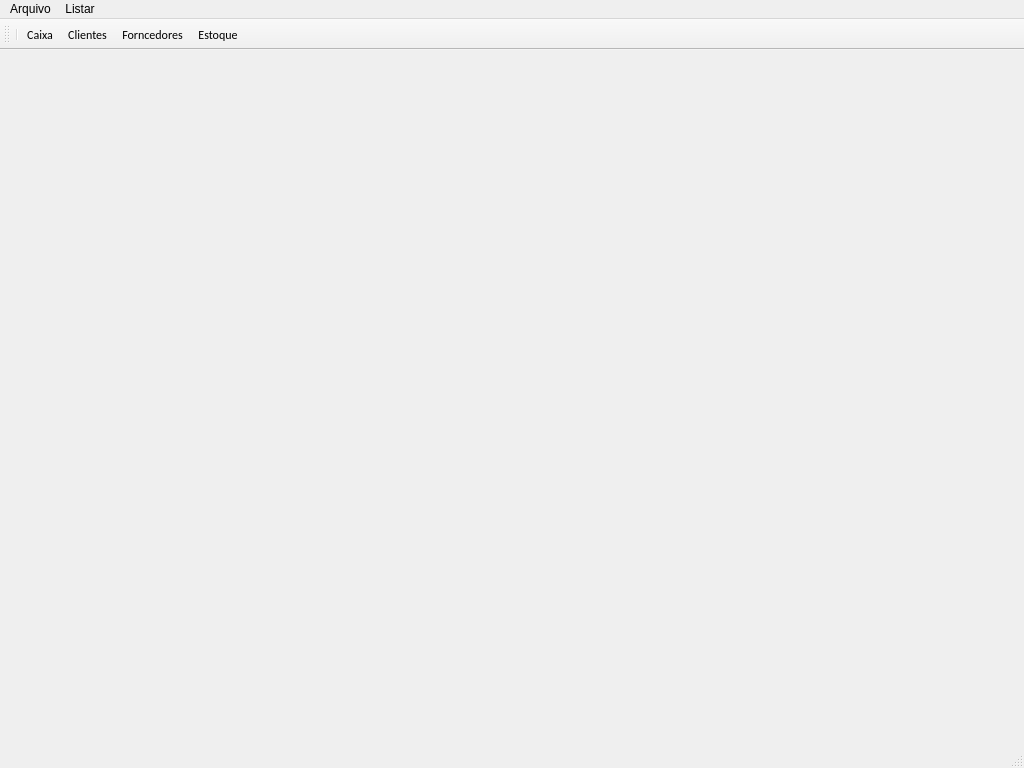
Before: the Qt Designer form loja/tela_principal.ui in jmessias1725/sexloja, drawn with Qt 5.
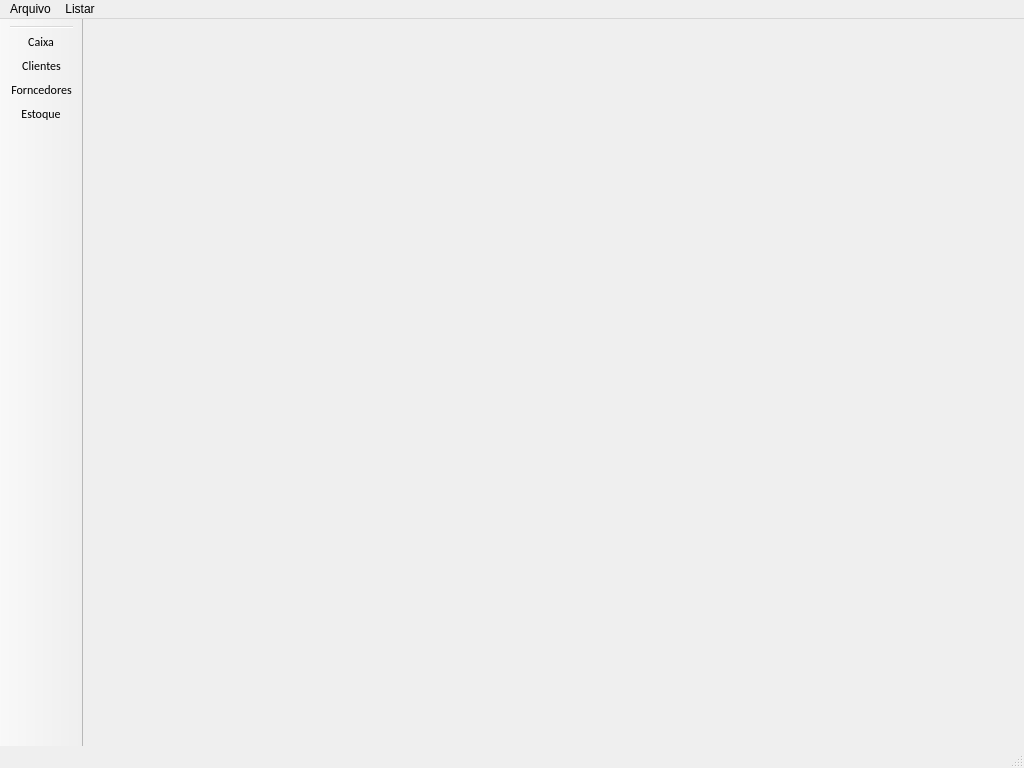
After: the same form once the commit is applied. Icons and pictures are not drawn.

What changed in the file:
```diff
--- a/loja/tela_principal.ui
+++ b/loja/tela_principal.ui
@@ -75,6 +75,9 @@
    <property name="windowTitle">
     <string>Barra de menus</string>
    </property>
+   <property name="movable">
+    <bool>false</bool>
+   </property>
    <property name="iconSize">
     <size>
      <width>40</width>
@@ -82,7 +85,7 @@
     </size>
    </property>
    <attribute name="toolBarArea">
-    <enum>TopToolBarArea</enum>
+    <enum>LeftToolBarArea</enum>
    </attribute>
    <attribute name="toolBarBreak">
     <bool>false</bool>
```
Left out of the diff: 15 changed lines with no effect on the pictures.
